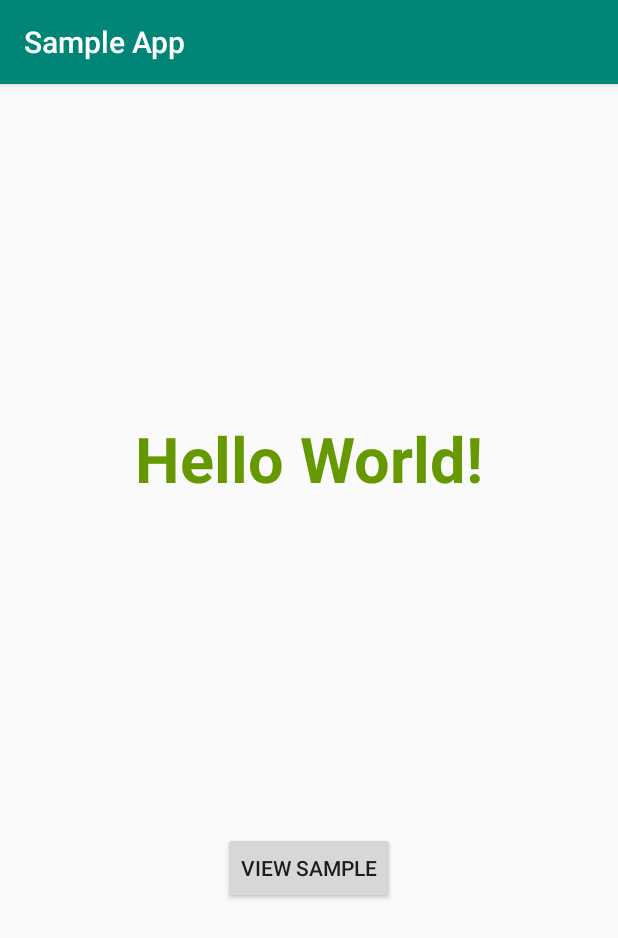
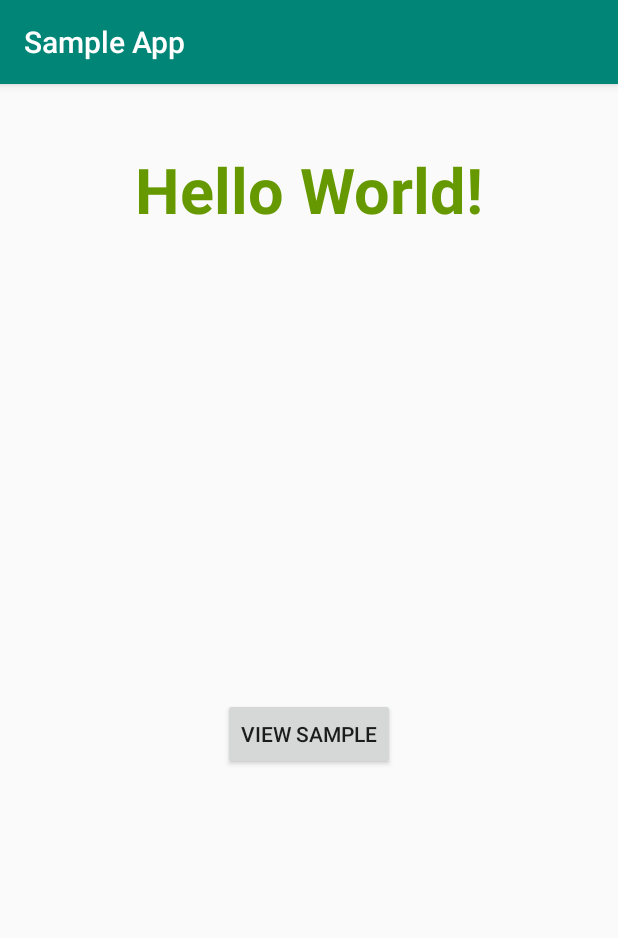
Before and after one commit to jack-mo/sample, an Android app: the screen it shows after launch (MainActivity), on a phone screen of 412 x 824 dp. Shown: the top 938 px of the screen. Run offline under Robolectric (Android 15) with nearby library versions, the phone set to English and light mode, and no system bars.

Commit message:
moves main text to top on the page

```diff
--- a/sampleapp/src/main/res/layout/activity_main.xml
+++ b/sampleapp/src/main/res/layout/activity_main.xml
@@ -10,11 +10,11 @@
         android:id="@+id/title"
         android:layout_width="wrap_content"
         android:layout_height="wrap_content"
+        android:layout_marginTop="@dimen/spacing_large"
         android:text="@string/hello_world"
         android:textColor="@android:color/holo_green_dark"
         android:textSize="@dimen/text_large"
         android:textStyle="bold"
-        app:layout_constraintBottom_toTopOf="@id/button"
         app:layout_constraintLeft_toLeftOf="parent"
         app:layout_constraintRight_toRightOf="parent"
         app:layout_constraintTop_toTopOf="parent" />
--- a/sampleapp/src/main/res/values/dimens.xml
+++ b/sampleapp/src/main/res/values/dimens.xml
@@ -1,4 +1,5 @@
 <?xml version="1.0" encoding="utf-8"?>
 <resources>
     <dimen name="text_large">42sp</dimen>
+    <dimen name="spacing_large">42dp</dimen>
 </resources>
```
